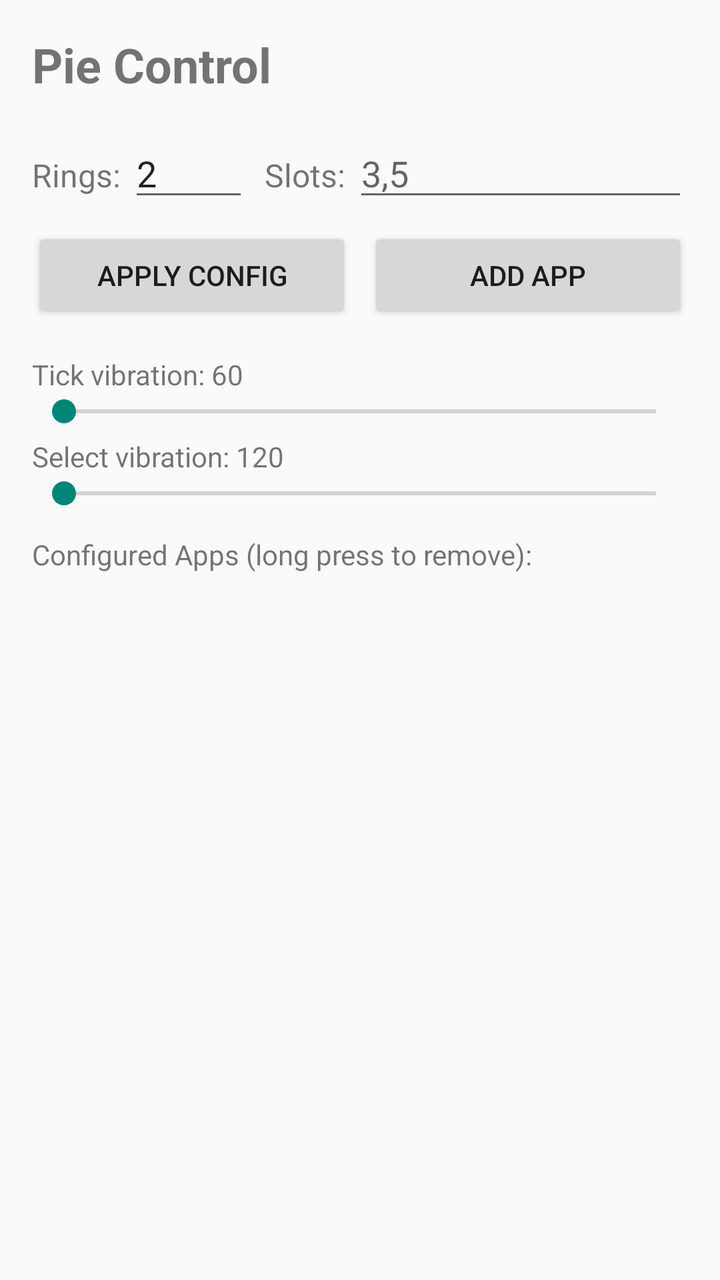
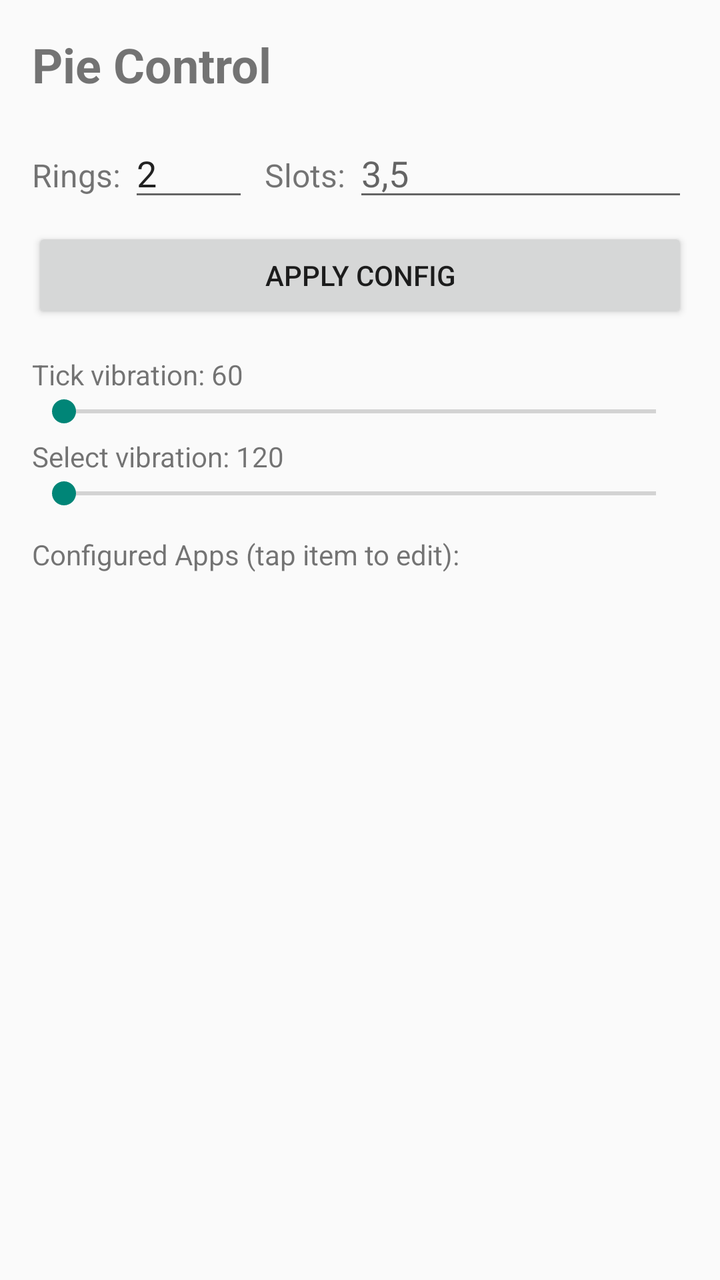

Compare the two renders of this Android layout. The source of the first and the diff that turns it into the second are given below.
<!-- AndroidManifest.xml: application theme android:Theme.Material.Light.DarkActionBar -->
<!-- res/layout/activity_main.xml -->
<?xml version="1.0" encoding="utf-8"?>
<LinearLayout xmlns:android="http://schemas.android.com/apk/res/android"
    android:layout_width="match_parent"
    android:layout_height="match_parent"
    android:orientation="vertical"
    android:padding="16dp">

    <TextView
        android:layout_width="wrap_content"
        android:layout_height="wrap_content"
        android:text="Pie Control"
        android:textSize="24sp"
        android:textStyle="bold"
        android:layout_marginBottom="16dp" />

    <LinearLayout
        android:layout_width="match_parent"
        android:layout_height="wrap_content"
        android:orientation="horizontal"
        android:layout_marginBottom="8dp">

        <TextView
            android:layout_width="wrap_content"
            android:layout_height="wrap_content"
            android:text="Rings: "
            android:textSize="16sp" />

        <EditText
            android:id="@+id/ring_count"
            android:layout_width="60dp"
            android:layout_height="wrap_content"
            android:inputType="number"
            android:text="2" />

        <TextView
            android:layout_width="wrap_content"
            android:layout_height="wrap_content"
            android:text="  Slots: "
            android:textSize="16sp" />

        <EditText
            android:id="@+id/slots_config"
            android:layout_width="0dp"
            android:layout_height="wrap_content"
            android:layout_weight="1"
            android:inputType="text"
            android:hint="3,5" />
    </LinearLayout>

    <LinearLayout
        android:layout_width="match_parent"
        android:layout_height="wrap_content"
        android:orientation="horizontal"
        android:layout_marginBottom="16dp">

        <Button
            android:id="@+id/btn_apply_config"
            android:layout_width="0dp"
            android:layout_height="wrap_content"
            android:layout_weight="1"
            android:text="Apply Config" />

        <Button
            android:id="@+id/btn_add"
            android:layout_width="0dp"
            android:layout_height="wrap_content"
            android:layout_weight="1"
            android:text="Add App"
            android:layout_marginStart="8dp" />
    </LinearLayout>

    <TextView
        android:id="@+id/vibe_tick_label"
        android:layout_width="wrap_content"
        android:layout_height="wrap_content"
        android:text="Tick vibration: 60"
        android:textSize="14sp" />

    <SeekBar
        android:id="@+id/vibe_tick_seek"
        android:layout_width="match_parent"
        android:layout_height="wrap_content"
        android:max="255"
        android:layout_marginBottom="4dp" />

    <TextView
        android:id="@+id/vibe_select_label"
        android:layout_width="wrap_content"
        android:layout_height="wrap_content"
        android:text="Select vibration: 120"
        android:textSize="14sp" />

    <SeekBar
        android:id="@+id/vibe_select_seek"
        android:layout_width="match_parent"
        android:layout_height="wrap_content"
        android:max="255"
        android:layout_marginBottom="12dp" />

    <TextView
        android:layout_width="wrap_content"
        android:layout_height="wrap_content"
        android:text="Configured Apps (long press to remove):"
        android:textSize="14sp"
        android:layout_marginBottom="8dp" />

    <androidx.recyclerview.widget.RecyclerView
        android:id="@+id/items_list"
        android:layout_width="match_parent"
        android:layout_height="0dp"
        android:layout_weight="1" />

</LinearLayout>
<!-- resources referenced by this layout -->
<resources>

</resources>

<!-- the commit's change to res/layout/activity_main.xml (unified diff, before → after) -->
@@ -47,27 +47,12 @@
             android:hint="3,5" />
     </LinearLayout>
 
-    <LinearLayout
+    <Button
+        android:id="@+id/btn_apply_config"
         android:layout_width="match_parent"
         android:layout_height="wrap_content"
-        android:orientation="horizontal"
-        android:layout_marginBottom="16dp">
-
-        <Button
-            android:id="@+id/btn_apply_config"
-            android:layout_width="0dp"
-            android:layout_height="wrap_content"
-            android:layout_weight="1"
-            android:text="Apply Config" />
-
-        <Button
-            android:id="@+id/btn_add"
-            android:layout_width="0dp"
-            android:layout_height="wrap_content"
-            android:layout_weight="1"
-            android:text="Add App"
-            android:layout_marginStart="8dp" />
-    </LinearLayout>
+        android:layout_marginBottom="16dp"
+        android:text="Apply Config" />
 
     <TextView
         android:id="@+id/vibe_tick_label"
@@ -100,7 +85,7 @@
     <TextView
         android:layout_width="wrap_content"
         android:layout_height="wrap_content"
-        android:text="Configured Apps (long press to remove):"
+        android:text="Configured Apps (tap item to edit):"
         android:textSize="14sp"
         android:layout_marginBottom="8dp" />
 
